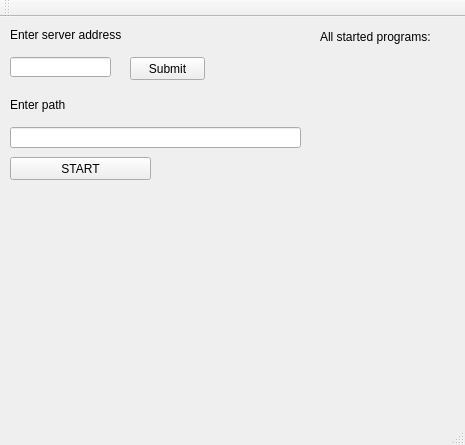
This is Client/mainwindow.ui in maryna25/lab2 as Qt 5 draws it before an edit. The edited form follows.
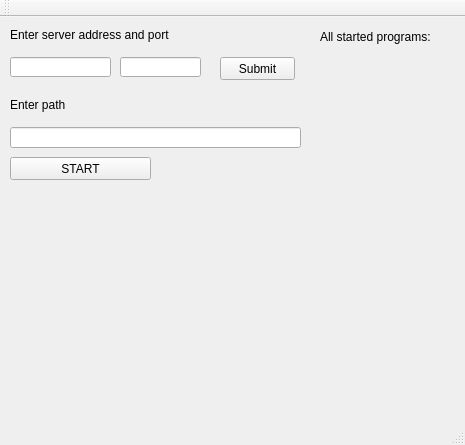
This is the edited form.

Commit message: add field for port

```diff
--- a/Client/mainwindow.ui
+++ b/Client/mainwindow.ui
@@ -84,12 +84,12 @@
      <rect>
       <x>10</x>
       <y>10</y>
-      <width>111</width>
+      <width>161</width>
       <height>16</height>
      </rect>
     </property>
     <property name="text">
-     <string>Enter server address</string>
+     <string>Enter server address and port</string>
     </property>
    </widget>
    <widget class="QLineEdit" name="address_inp">
@@ -105,7 +105,7 @@
    <widget class="QPushButton" name="address_btn">
     <property name="geometry">
      <rect>
-      <x>130</x>
+      <x>220</x>
       <y>40</y>
       <width>75</width>
       <height>23</height>
@@ -115,6 +115,16 @@
      <string>Submit</string>
     </property>
    </widget>
+   <widget class="QLineEdit" name="port_inp">
+    <property name="geometry">
+     <rect>
+      <x>120</x>
+      <y>40</y>
+      <width>81</width>
+      <height>20</height>
+     </rect>
+    </property>
+   </widget>
   </widget>
   <widget class="QMenuBar" name="menuBar">
    <property name="geometry">
```
The commit also changes 5 other files.
